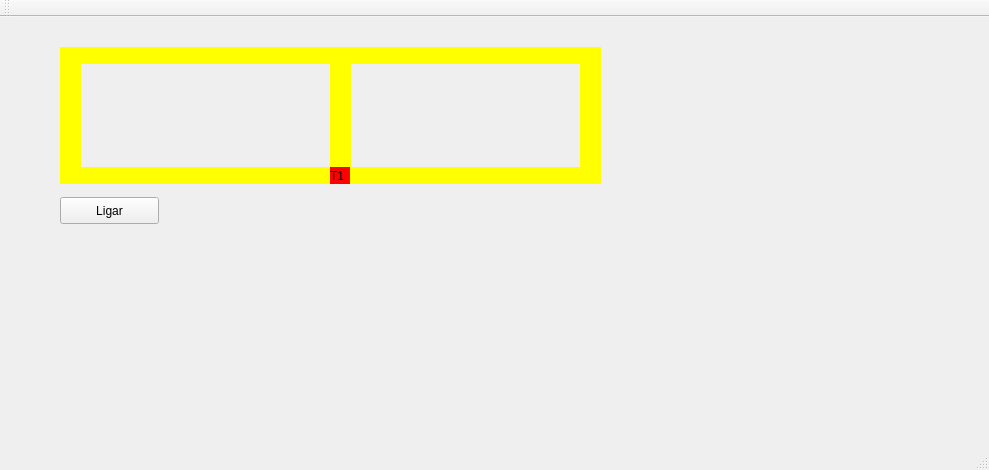
Above: mainwindow.ui from rai-vitor/Trem before the change. Below: the same form after it.
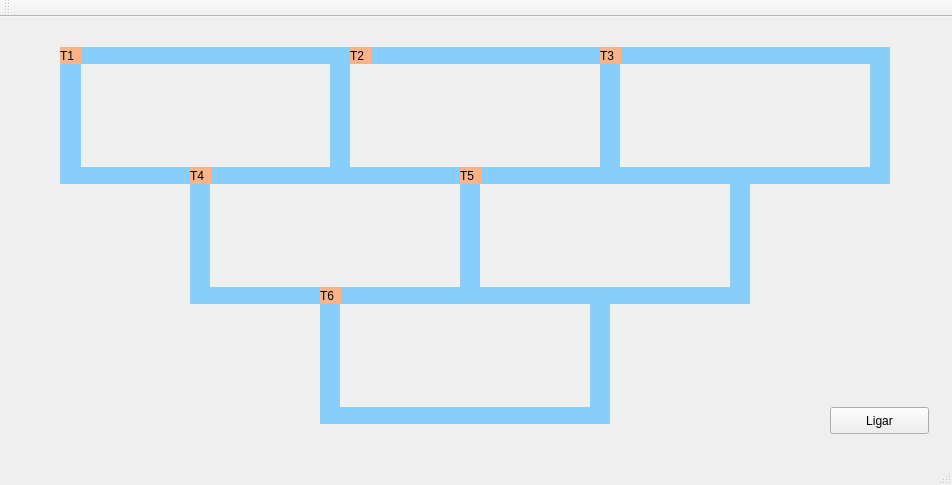
That is the form after the change.

Patch:
```diff
--- a/mainwindow.ui
+++ b/mainwindow.ui
@@ -6,25 +6,28 @@
    <rect>
     <x>0</x>
     <y>0</y>
-    <width>989</width>
-    <height>470</height>
+    <width>952</width>
+    <height>485</height>
    </rect>
   </property>
   <property name="windowTitle">
    <string>MainWindow</string>
   </property>
+  <property name="styleSheet">
+   <string notr="true">QLabel { background: blue}</string>
+  </property>
   <widget class="QWidget" name="centralWidget">
    <widget class="QLabel" name="label_trem1">
     <property name="geometry">
      <rect>
-      <x>330</x>
-      <y>150</y>
+      <x>60</x>
+      <y>30</y>
       <width>21</width>
       <height>17</height>
      </rect>
     </property>
     <property name="styleSheet">
-     <string notr="true">QLabel { background: red}</string>
+     <string notr="true">QLabel { background: #fab387}</string>
     </property>
     <property name="text">
      <string>T1</string>
@@ -40,7 +43,7 @@
      </rect>
     </property>
     <property name="styleSheet">
-     <string notr="true">QLabel { background: yellow}</string>
+     <string notr="true">QLabel { background: #87cefa}</string>
     </property>
     <property name="text">
      <string/>
@@ -56,7 +59,7 @@
      </rect>
     </property>
     <property name="styleSheet">
-     <string notr="true">QLabel { background: yellow}</string>
+     <string notr="true">QLabel { background: #87cefa}</string>
     </property>
     <property name="text">
      <string/>
@@ -67,12 +70,12 @@
      <rect>
       <x>330</x>
       <y>30</y>
-      <width>21</width>
+      <width>20</width>
       <height>137</height>
      </rect>
     </property>
     <property name="styleSheet">
-     <string notr="true">QLabel { background: yellow}</string>
+     <string notr="true">QLabel { background: #87cefa}</string>
     </property>
     <property name="text">
      <string/>
@@ -88,7 +91,7 @@
      </rect>
     </property>
     <property name="styleSheet">
-     <string notr="true">QLabel { background: yellow}</string>
+     <string notr="true">QLabel { background: #87cefa}</string>
     </property>
     <property name="text">
      <string/>
@@ -97,8 +100,8 @@
    <widget class="QPushButton" name="pushButton">
     <property name="geometry">
      <rect>
-      <x>60</x>
-      <y>180</y>
+      <x>830</x>
+      <y>390</y>
       <width>99</width>
       <height>27</height>
      </rect>
@@ -107,6 +110,22 @@
      <string>Ligar</string>
     </property>
    </widget>
+   <widget class="QLabel" name="label_trilho3_2">
+    <property name="geometry">
+     <rect>
+      <x>600</x>
+      <y>30</y>
+      <width>20</width>
+      <height>137</height>
+     </rect>
+    </property>
+    <property name="styleSheet">
+     <string notr="true">QLabel { background: #87cefa}</string>
+    </property>
+    <property name="text">
+     <string/>
+    </property>
+   </widget>
    <widget class="QLabel" name="label_trilho1_2">
     <property name="geometry">
      <rect>
@@ -117,7 +136,39 @@
      </rect>
     </property>
     <property name="styleSheet">
-     <string notr="true">QLabel { background: yellow}</string>
+     <string notr="true">QLabel { background: #87cefa}</string>
+    </property>
+    <property name="text">
+     <string/>
+    </property>
+   </widget>
+   <widget class="QLabel" name="label_trilho2_2">
+    <property name="geometry">
+     <rect>
+      <x>350</x>
+      <y>150</y>
+      <width>250</width>
+      <height>17</height>
+     </rect>
+    </property>
+    <property name="styleSheet">
+     <string notr="true">QLabel { background: #87cefa}</string>
+    </property>
+    <property name="text">
+     <string/>
+    </property>
+   </widget>
+   <widget class="QLabel" name="label_trilho3_3">
+    <property name="geometry">
+     <rect>
+      <x>870</x>
+      <y>30</y>
+      <width>20</width>
+      <height>137</height>
+     </rect>
+    </property>
+    <property name="styleSheet">
+     <string notr="true">QLabel { background: #87cefa}</string>
     </property>
     <property name="text">
      <string/>
@@ -126,51 +177,275 @@
    <widget class="QLabel" name="label_trilho1_3">
     <property name="geometry">
      <rect>
+      <x>620</x>
+      <y>30</y>
+      <width>250</width>
+      <height>17</height>
+     </rect>
+    </property>
+    <property name="styleSheet">
+     <string notr="true">QLabel { background: #87cefa}</string>
+    </property>
+    <property name="text">
+     <string/>
+    </property>
+   </widget>
+   <widget class="QLabel" name="label_trilho2_3">
+    <property name="geometry">
+     <rect>
+      <x>620</x>
+      <y>150</y>
+      <width>250</width>
+      <height>17</height>
+     </rect>
+    </property>
+    <property name="styleSheet">
+     <string notr="true">QLabel { background: #87cefa}</string>
+    </property>
+    <property name="text">
+     <string/>
+    </property>
+   </widget>
+   <widget class="QLabel" name="label_trilho2_4">
+    <property name="geometry">
+     <rect>
+      <x>210</x>
+      <y>270</y>
+      <width>250</width>
+      <height>17</height>
+     </rect>
+    </property>
+    <property name="styleSheet">
+     <string notr="true">QLabel { background: #87cefa}</string>
+    </property>
+    <property name="text">
+     <string/>
+    </property>
+   </widget>
+   <widget class="QLabel" name="label_trilho3_4">
+    <property name="geometry">
+     <rect>
+      <x>190</x>
+      <y>150</y>
+      <width>20</width>
+      <height>137</height>
+     </rect>
+    </property>
+    <property name="styleSheet">
+     <string notr="true">QLabel { background: #87cefa}</string>
+    </property>
+    <property name="text">
+     <string/>
+    </property>
+   </widget>
+   <widget class="QLabel" name="label_trilho3_5">
+    <property name="geometry">
+     <rect>
+      <x>460</x>
+      <y>150</y>
+      <width>20</width>
+      <height>137</height>
+     </rect>
+    </property>
+    <property name="styleSheet">
+     <string notr="true">QLabel { background: #87cefa}</string>
+    </property>
+    <property name="text">
+     <string/>
+    </property>
+   </widget>
+   <widget class="QLabel" name="label_trilho2_5">
+    <property name="geometry">
+     <rect>
+      <x>480</x>
+      <y>270</y>
+      <width>250</width>
+      <height>17</height>
+     </rect>
+    </property>
+    <property name="styleSheet">
+     <string notr="true">QLabel { background: #87cefa}</string>
+    </property>
+    <property name="text">
+     <string/>
+    </property>
+   </widget>
+   <widget class="QLabel" name="label_trilho3_7">
+    <property name="geometry">
+     <rect>
+      <x>730</x>
+      <y>150</y>
+      <width>20</width>
+      <height>137</height>
+     </rect>
+    </property>
+    <property name="styleSheet">
+     <string notr="true">QLabel { background: #87cefa}</string>
+    </property>
+    <property name="text">
+     <string/>
+    </property>
+   </widget>
+   <widget class="QLabel" name="label_trem2">
+    <property name="geometry">
+     <rect>
       <x>350</x>
+      <y>30</y>
+      <width>21</width>
+      <height>17</height>
+     </rect>
+    </property>
+    <property name="styleSheet">
+     <string notr="true">QLabel { background: #fab387}</string>
+    </property>
+    <property name="text">
+     <string>T2</string>
+    </property>
+   </widget>
+   <widget class="QLabel" name="label_trem3">
+    <property name="geometry">
+     <rect>
+      <x>600</x>
+      <y>30</y>
+      <width>21</width>
+      <height>17</height>
+     </rect>
+    </property>
+    <property name="styleSheet">
+     <string notr="true">QLabel { background: #fab387}</string>
+    </property>
+    <property name="text">
+     <string>T3</string>
+    </property>
+   </widget>
+   <widget class="QLabel" name="label_trem4">
+    <property name="geometry">
+     <rect>
+      <x>190</x>
       <y>150</y>
+      <width>21</width>
+      <height>17</height>
+     </rect>
+    </property>
+    <property name="styleSheet">
+     <string notr="true">QLabel { background: #fab387}</string>
+    </property>
+    <property name="text">
+     <string>T4</string>
+    </property>
+   </widget>
+   <widget class="QLabel" name="label_trem5">
+    <property name="geometry">
+     <rect>
+      <x>460</x>
+      <y>150</y>
+      <width>21</width>
+      <height>17</height>
+     </rect>
+    </property>
+    <property name="styleSheet">
+     <string notr="true">QLabel { background: #fab387}</string>
+    </property>
+    <property name="text">
+     <string>T5</string>
+    </property>
+   </widget>
+   <widget class="QLabel" name="label_trilho3_8">
+    <property name="geometry">
+     <rect>
+      <x>590</x>
+      <y>270</y>
+      <width>20</width>
+      <height>137</height>
+     </rect>
+    </property>
+    <property name="styleSheet">
+     <string notr="true">QLabel { background: #87cefa}</string>
+    </property>
+    <property name="text">
+     <string/>
+    </property>
+   </widget>
+   <widget class="QLabel" name="label_trilho3_6">
+    <property name="geometry">
+     <rect>
+      <x>320</x>
+      <y>270</y>
+      <width>20</width>
+      <height>137</height>
+     </rect>
+    </property>
+    <property name="styleSheet">
+     <string notr="true">QLabel { background: #87cefa}</string>
+    </property>
+    <property name="text">
+     <string/>
+    </property>
+   </widget>
+   <widget class="QLabel" name="label_trilho2_6">
+    <property name="geometry">
+     <rect>
+      <x>340</x>
+      <y>390</y>
       <width>250</width>
       <height>17</height>
      </rect>
     </property>
     <property name="styleSheet">
-     <string notr="true">QLabel { background: yellow}</string>
+     <string notr="true">QLabel { background: #87cefa}</string>
     </property>
     <property name="text">
      <string/>
     </property>
    </widget>
-   <widget class="QLabel" name="label_trilho3_2">
+   <widget class="QLabel" name="label_trem6">
     <property name="geometry">
      <rect>
-      <x>580</x>
-      <y>30</y>
+      <x>320</x>
+      <y>270</y>
       <width>21</width>
-      <height>137</height>
+      <height>17</height>
      </rect>
     </property>
     <property name="styleSheet">
-     <string notr="true">QLabel { background: yellow}</string>
+     <string notr="true">QLabel { background: #fab387}</string>
     </property>
     <property name="text">
-     <string/>
+     <string>T6</string>
     </property>
    </widget>
+   <zorder>label_trilho3_8</zorder>
+   <zorder>label_trilho3_6</zorder>
+   <zorder>label_trilho3_4</zorder>
    <zorder>label_trilho1</zorder>
    <zorder>label_trilho2</zorder>
    <zorder>label_trilho3</zorder>
    <zorder>label_trilho4</zorder>
    <zorder>label_trem1</zorder>
    <zorder>pushButton</zorder>
+   <zorder>label_trilho3_2</zorder>
    <zorder>label_trilho1_2</zorder>
+   <zorder>label_trilho2_2</zorder>
+   <zorder>label_trilho3_3</zorder>
    <zorder>label_trilho1_3</zorder>
-   <zorder>label_trilho3_2</zorder>
+   <zorder>label_trilho2_3</zorder>
+   <zorder>label_trilho2_4</zorder>
+   <zorder>label_trilho3_5</zorder>
+   <zorder>label_trilho2_5</zorder>
+   <zorder>label_trilho3_7</zorder>
+   <zorder>label_trem2</zorder>
+   <zorder>label_trem3</zorder>
+   <zorder>label_trem4</zorder>
+   <zorder>label_trem5</zorder>
+   <zorder>label_trilho2_6</zorder>
+   <zorder>label_trem6</zorder>
   </widget>
   <widget class="QMenuBar" name="menuBar">
    <property name="geometry">
     <rect>
      <x>0</x>
      <y>0</y>
-     <width>989</width>
+     <width>952</width>
      <height>21</height>
     </rect>
    </property>
```
